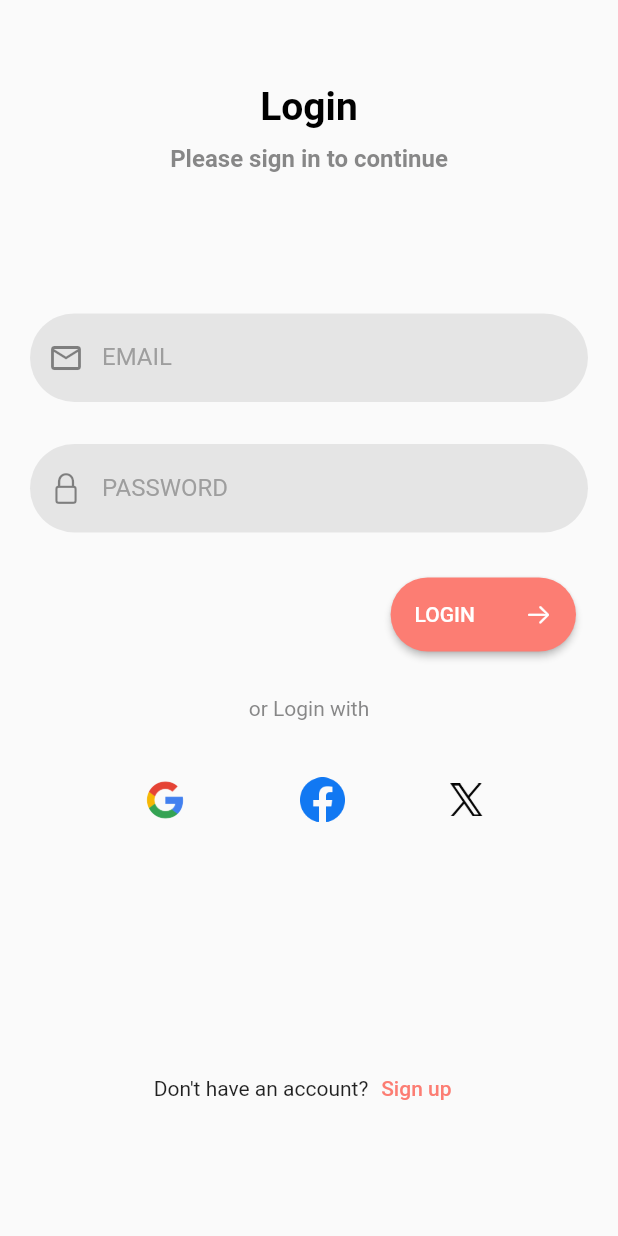
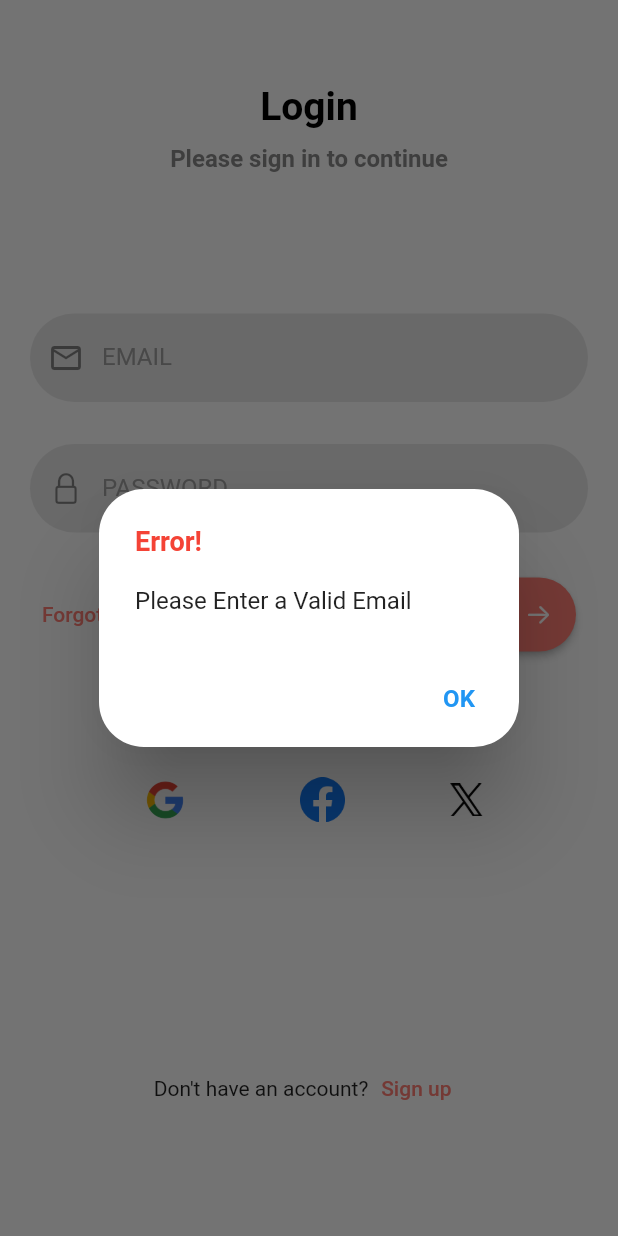
Before and after one commit to amrabdalsattar/health360, a Flutter app: the screen it shows after launch, after a tap on "LOGIN", on a phone screen of 412 x 824 dp. Run offline on Flutter 3.47's test engine with Material 2 defaults, Android fonts, the light colour scheme and no system bars; our stand-ins replace cloud_firestore, firebase_auth, firebase_core; missing offline and left inert: flutter_facebook_auth; accounts and stored records are empty.

Commit message:
Reset Password finished

```diff
--- a/lib/main.dart
+++ b/lib/main.dart
@@ -3,6 +3,7 @@ import 'package:firebase_auth/firebase_auth.dart';
 import 'package:firebase_core/firebase_core.dart';
 import 'package:flutter/material.dart';
 import 'package:health360/ui/screens/auth_ui/create_account/create_account_screen.dart';
+import 'package:health360/ui/screens/auth_ui/forgot_password.dart';
 import 'package:health360/ui/screens/auth_ui/sign_in/sign_in_screen.dart';
 import 'package:health360/ui/screens/home_screen/home_screen.dart';
 import 'package:health360/ui/screens/splash_screen/splash_screen.dart';
@@ -45,6 +46,7 @@ class MyApp extends StatelessWidget {
         SplashScreen.routeName: (_) => const SplashScreen(),
         SignInScreen.routeName: (_) => SignInScreen(),
         CreateAccountScreen.routeName: (_) => const CreateAccountScreen(),
+        ResetPasswordScreen.routeName: (_) => const ResetPasswordScreen()
       },
       initialRoute: SplashScreen.routeName,
       home: const HomeScreen(),
--- a/lib/ui/screens/auth_ui/auth_shared_widgets/text_field.dart
+++ b/lib/ui/screens/auth_ui/auth_shared_widgets/text_field.dart
@@ -7,19 +7,17 @@ class MyTextField extends StatelessWidget {
   final String? errorText;
   final Widget icon;
   final bool obscure;
-  final bool? error;
-  final Color? errorMessageColor;
-  final String? Function(String?)? validator;
+  final bool? visible;
+
   final void Function(String)? onChanged;
   const MyTextField({super.key,
     required this.label,
     required this.icon,
     this.obscure = false,
     this.onChanged,
-    this.validator,
     this.errorText,
-    this.errorMessageColor,
-    this.error = false,
+    this.visible = false,
+
   });
 
   @override
@@ -34,12 +32,8 @@ class MyTextField extends StatelessWidget {
           children: [
             const SizedBox(height: 20,),
             TextFormField(
-
-              validator: validator,
               onChanged: onChanged,
               decoration: InputDecoration(
-                errorStyle: TextStyle(color: errorMessageColor),
-                errorText: error == true? errorText : null,
                 fillColor: AppColor.liteGrey,
                 filled: true,
                 border: OutlineInputBorder(
@@ -48,6 +42,11 @@ class MyTextField extends StatelessWidget {
                 ),
                 labelText: label,
                 prefixIcon: icon,
+                suffixIcon: Visibility(
+                  visible: visible!,
+                  child: const Icon(Icons.check_circle, color: Colors.green,),
+
+                ),
                 labelStyle: const TextStyle(
                   color: Colors.grey,
                   fontWeight: FontWeight.normal,
--- a/lib/ui/screens/auth_ui/sign_in/sign_in_screen.dart
+++ b/lib/ui/screens/auth_ui/sign_in/sign_in_screen.dart
@@ -1,11 +1,15 @@
 import 'package:flutter/cupertino.dart';
 import 'package:flutter/material.dart';
+import 'package:flutter_facebook_auth/flutter_facebook_auth.dart';
 import 'package:health360/ui/screens/auth_ui/auth_shared_widgets/button.dart';
 import 'package:health360/ui/screens/auth_ui/auth_shared_widgets/logo_collection.dart';
 import 'package:health360/ui/screens/auth_ui/auth_shared_widgets/text_field.dart';
 import 'package:health360/ui/screens/auth_ui/create_account/create_account_screen.dart';
+import 'package:health360/ui/screens/auth_ui/forgot_password.dart';
+import 'package:health360/ui/screens/home_screen/home_screen.dart';
 import 'package:health360/utils/app_asset.dart';
 import 'package:health360/utils/app_color.dart';
+import 'package:health360/utils/dialog_utils.dart';
 import 'package:health360/utils/settings_provider.dart';
 import 'package:provider/provider.dart';
 import 'package:firebase_auth/firebase_auth.dart';
@@ -13,18 +17,21 @@ import 'package:firebase_auth/firebase_auth.dart';
 class SignInScreen extends StatefulWidget {
   static const routeName = "SignIn";
 
-  SignInScreen({super.key});
+  const SignInScreen({super.key});
 
   @override
   State<SignInScreen> createState() => _SignInScreenState();
 }
 
 class _SignInScreenState extends State<SignInScreen> {
+  String email = "";
+
+  String password = "";
+
   bool passwordShowed = true;
 
   @override
   Widget build(BuildContext context) {
-    SettingsProvider provider = Provider.of(context);
     return Scaffold(
       appBar: AppBar(
         backgroundColor: AppColor.transparent,
@@ -58,11 +65,17 @@ class _SignInScreenState extends State<SignInScreen> {
               Form(
                   child: Column(
                 children: [
-                  const MyTextField(
+                  MyTextField(
+                    onChanged: (text){
+                      email = text;
+                    },
                     label: 'EMAIL',
                     icon: Icon(Icons.email_outlined),
                   ),
                   MyTextField(
+                    onChanged: (text){
+                      password = text;
+                    },
                       label: 'PASSWORD',
                       icon: InkWell(
                         onTap: () {
@@ -76,8 +89,21 @@ class _SignInScreenState extends State<SignInScreen> {
                       obscure: passwordShowed),
                 ],
               )),
-              MyButton(onPressed: (){},
-                  text: "LOGIN"),
+              Row(
+                children: [
+                  TextButton(
+                      onPressed: (){
+                    Navigator.pushNamed(context, ResetPasswordScreen.routeName);
+                  },
+                      child: Text("Forgot Password?",
+                        style: TextStyle(color: AppColor.primary),)),
+                  const Spacer(),
+                  MyButton(onPressed: (){
+                    login();
+                  },
+                      text: "LOGIN"),
+                ],
+              ),
               const Text("or Login with",
                 style: TextStyle(color: AppColor.grey),),
               SizedBox(height: MediaQuery.of(context).size.height * 0.04,),
@@ -98,4 +124,46 @@ class _SignInScreenState extends State<SignInScreen> {
       ),
     );
   }
+  void login() async {
+    try {
+      if (email.isEmpty ||
+          !RegExp(
+            r'^[\w-]+(\.[\w-]+)*@([\w-]+\.)+[a-zA-Z]{2,7}$',
+          ).hasMatch(email)) {
+        showErrorDialog(context, "Please Enter a Valid Email");
+        return;
+      } else if (password.isEmpty) {
+        showErrorDialog(context, "Please Enter your Password");
+        return;
+      }
+      showLoading(context);
+
+      final credential = await FirebaseAuth.instance.signInWithEmailAndPassword(
+        email: email,
+        password: password,
+      );
+      hideLoading(context);
+      // If login is successful, navigate to the home screen
+      Navigator.pushReplacementNamed(context, HomeScreen.routeName);
+    } on FirebaseAuthException catch (e) {
+      print("the Exception is -------------------------------- ${e.code}");
+      print("the message is -------------------------------- ${e.message}");
+
+      // Differentiate between specific error codes
+      if (e.code == 'invalid-credential') {
+        hideLoading(context);
+        showErrorDialog(context, "Incorrect password or Email. Please try again.");
+
+      } else if (e.message == 'user-not-found') {
+        hideLoading(context);
+        showErrorDialog(context, "User not found. Please check your email.");
+      } else {
+        hideLoading(context);
+        // For other errors, show a general error message
+        showErrorDialog(context, "An error occurred: ${e.message}");
+      }
+    }
+  }
+
+
 }
--- a/lib/utils/dialog_utils.dart
+++ b/lib/utils/dialog_utils.dart
@@ -1,5 +1,6 @@
 import 'package:flutter/cupertino.dart';
 import 'package:flutter/material.dart';
+import 'package:health360/ui/screens/auth_ui/create_account/create_account_screen.dart';
 import 'package:health360/utils/app_color.dart';
 
 void showLoading(BuildContext context){
@@ -10,7 +11,7 @@ void showLoading(BuildContext context){
           shape: RoundedRectangleBorder(
               borderRadius: BorderRadius.circular(30)
           ),
-          content: Row(
+          content: const Row(
             children: [
               Text("Loading..."),
               Spacer(),
@@ -26,7 +27,7 @@ void hideLoading(BuildContext context){
   Navigator.pop(context);
 }
 
-void showErrorDialog(BuildContext context, String message){
+void signInErrorDialog(BuildContext context, String errorMessage){
   showDialog(context: context, builder: (_) {
     return AlertDialog(
       shape: RoundedRectangleBorder(
@@ -41,8 +42,8 @@ void showErrorDialog(BuildContext context, String message){
         ),
       ),
       content: Text(
-        message,
-        style: TextStyle(
+        errorMessage,
+        style: const TextStyle(
           fontSize: 16.0,
         ),
       ),
@@ -51,7 +52,60 @@ void showErrorDialog(BuildContext context, String message){
           onPressed: () {
             Navigator.pop(context);
           },
-          child: Text(
+          child: const Text(
+            "OK",
+            style: TextStyle(
+              color: Colors.blue, // Change the button text color
+              fontWeight: FontWeight.bold,
+              fontSize: 16.0,
+            ),
+          ),
+        ),
+        TextButton(
+          onPressed: () {
+            Navigator.pushNamed(context, CreateAccountScreen.routeName);
+          },
+          child: const Text(
+            "CREATE NEW ACCOUNT",
+            style: TextStyle(
+              color: AppColor.primary, // Change the button text color
+              fontWeight: FontWeight.bold,
+              fontSize: 16.0,
+            ),
+          ),
+        ),
+      ],
+    );
+
+  });
+}
+
+void showErrorDialog(BuildContext context, String message){
+  showDialog(context: context, builder: (_) {
+    return AlertDialog(
+      shape: RoundedRectangleBorder(
+          borderRadius: BorderRadius.circular(30)
+      ),
+      title: const Text(
+        "Error!",
+        style: TextStyle(
+          color: Colors.red, // Change the text color
+          fontWeight: FontWeight.bold,
+          fontSize: 18.0,
+        ),
+      ),
+      content: Text(
+        message,
+        style: const TextStyle(
+          fontSize: 16.0,
+        ),
+      ),
+      actions: [
+        TextButton(
+          onPressed: () {
+            Navigator.pop(context);
+          },
+          child: const Text(
             "OK",
             style: TextStyle(
               color: Colors.blue, // Change the button text color
--- a/pubspec.yaml
+++ b/pubspec.yaml
@@ -40,6 +40,7 @@ dependencies:
   firebase_core: ^2.17.0
   cloud_firestore: ^4.9.3
   firebase_auth: ^4.15.0
+  flutter_facebook_auth: '^3.5.0'
 
 dev_dependencies:
   flutter_test:
```
Also changed, not shown: lib/ui/screens/auth_ui/auth_shared_widgets/logo_collection.dart (+15 -1 lines), lib/ui/screens/auth_ui/create_account/create_account_screen.dart (+23 -29 lines), lib/ui/screens/auth_ui/forgot_password.dart (added, +177 -0 lines), pubspec.lock.
